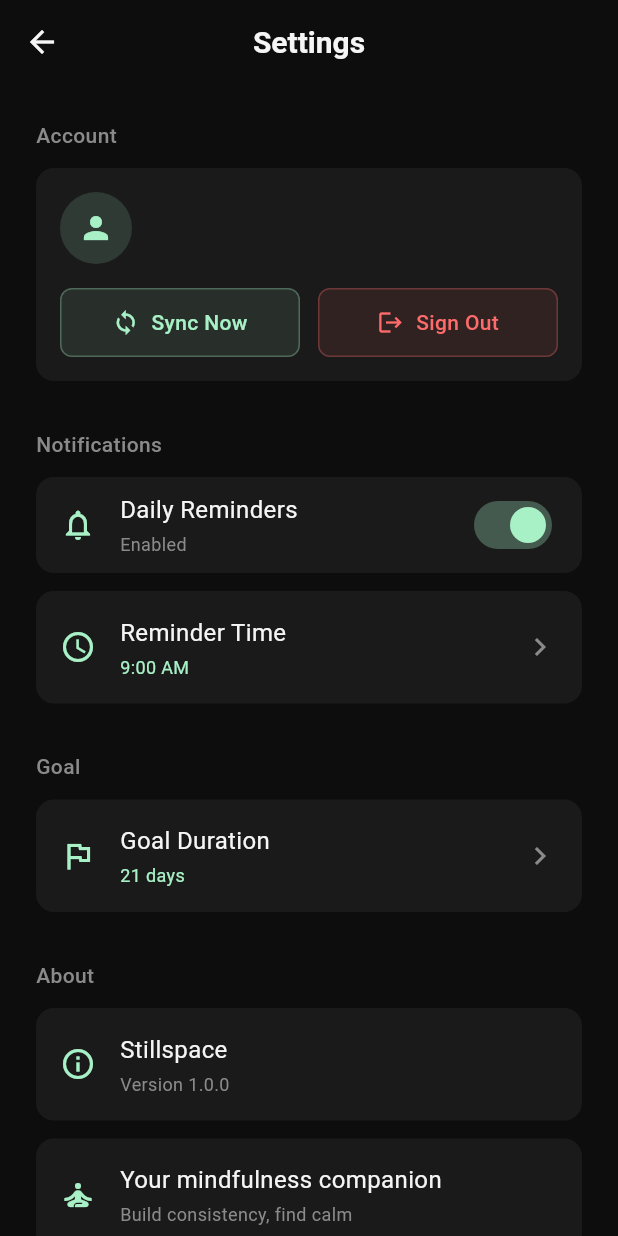
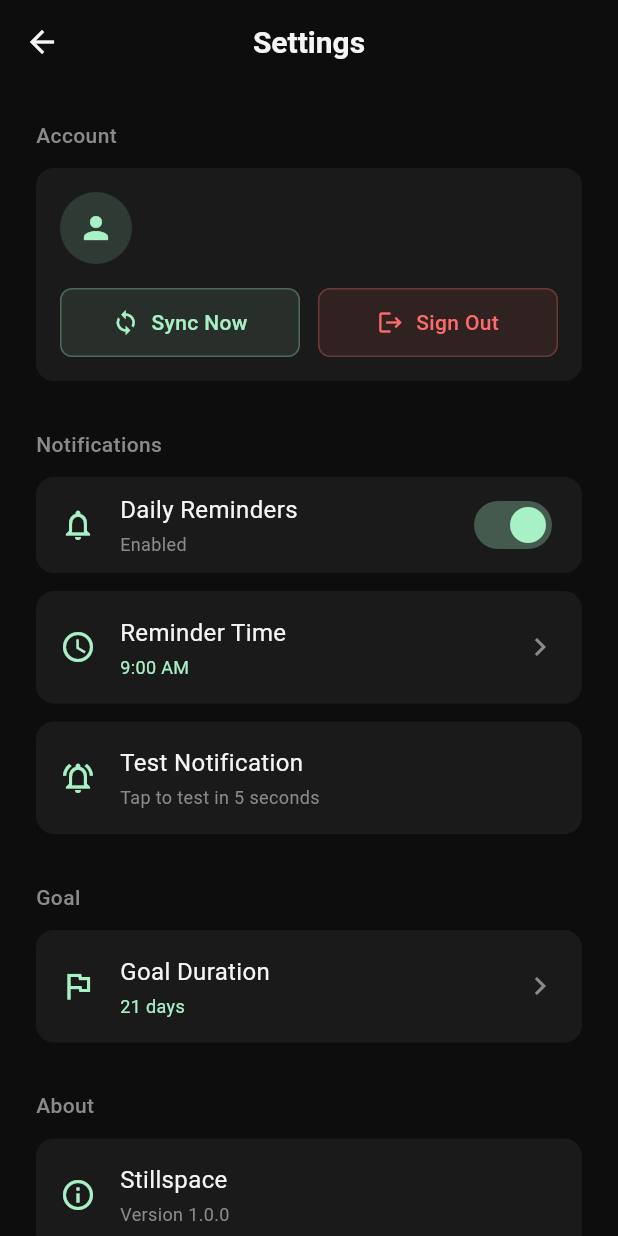
Before and after one commit to harshitpandita/stillspace, a Flutter app: the SettingsScreen screen opened directly, on a phone screen of 412 x 824 dp. Run offline on Flutter 3.47's test engine with Material 3 defaults, Android fonts, the phone set to English and light mode, and no system bars; our stand-ins replace cloud_firestore, firebase_auth, firebase_core, fl_chart, flutter_local_notifications, google_sign_in and 2 more; accounts and stored records are empty.

```diff
--- a/lib/features/settings/screens/settings_screen.dart
+++ b/lib/features/settings/screens/settings_screen.dart
@@ -42,6 +42,8 @@ class SettingsScreen extends StatelessWidget {
               _NotificationToggleTile(),
               const SizedBox(height: 12),
               _ReminderTimeTile(),
+              const SizedBox(height: 12),
+              _TestNotificationTile(),
               const SizedBox(height: 32),
               _buildSectionHeader('Goal'),
               const SizedBox(height: 12),
@@ -249,6 +251,88 @@ class _ReminderTimeTile extends StatelessWidget {
                   ? AppColors.textSecondary
                   : AppColors.textSecondary.withValues(alpha: 0.5),
             ),
+          ],
+        ),
+      ),
+    );
+  }
+}
+
+class _TestNotificationTile extends StatefulWidget {
+  @override
+  State<_TestNotificationTile> createState() => _TestNotificationTileState();
+}
+
+class _TestNotificationTileState extends State<_TestNotificationTile> {
+  bool _isTesting = false;
+
+  @override
+  Widget build(BuildContext context) {
+    final userProvider = context.watch<UserProvider>();
+
+    return GestureDetector(
+      onTap: userProvider.notificationsEnabled && !_isTesting
+          ? () async {
+              setState(() => _isTesting = true);
+              await NotificationService().scheduleTestNotification();
+              if (mounted) {
+                ScaffoldMessenger.of(context).showSnackBar(
+                  const SnackBar(
+                    content: Text('Test notification scheduled in 5 seconds'),
+                    backgroundColor: AppColors.surface,
+                    duration: Duration(seconds: 3),
+                  ),
+                );
+                await Future.delayed(const Duration(seconds: 6));
+                if (mounted) setState(() => _isTesting = false);
+              }
+            }
+          : null,
+      child: Container(
+        padding: const EdgeInsets.all(16),
+        decoration: BoxDecoration(
+          color: AppColors.surface,
+          borderRadius: BorderRadius.circular(12),
+        ),
+        child: Row(
+          children: [
+            Icon(
+              Icons.notifications_active_outlined,
+              color: userProvider.notificationsEnabled
+                  ? AppColors.primary
+                  : AppColors.textSecondary,
+              size: 24,
+            ),
+            const SizedBox(width: 16),
+            Expanded(
+              child: Column(
+                crossAxisAlignment: CrossAxisAlignment.start,
+                children: [
+                  Text(
+                    'Test Notification',
+                    style: AppTextStyles.body1.copyWith(
+                      color: userProvider.notificationsEnabled
+                          ? AppColors.textPrimary
+                          : AppColors.textSecondary,
+                    ),
+                  ),
+                  const SizedBox(height: 2),
+                  Text(
+                    _isTesting ? 'Sending...' : 'Tap to test in 5 seconds',
+                    style: AppTextStyles.caption,
+                  ),
+                ],
+              ),
+            ),
+            if (_isTesting)
+              const SizedBox(
+                width: 20,
+                height: 20,
+                child: CircularProgressIndicator(
+                  strokeWidth: 2,
+                  color: AppColors.primary,
+                ),
+              ),
           ],
         ),
       ),
```
Also changed, not shown: lib/services/notification_service.dart (+59 -0 lines), 1 other file.
